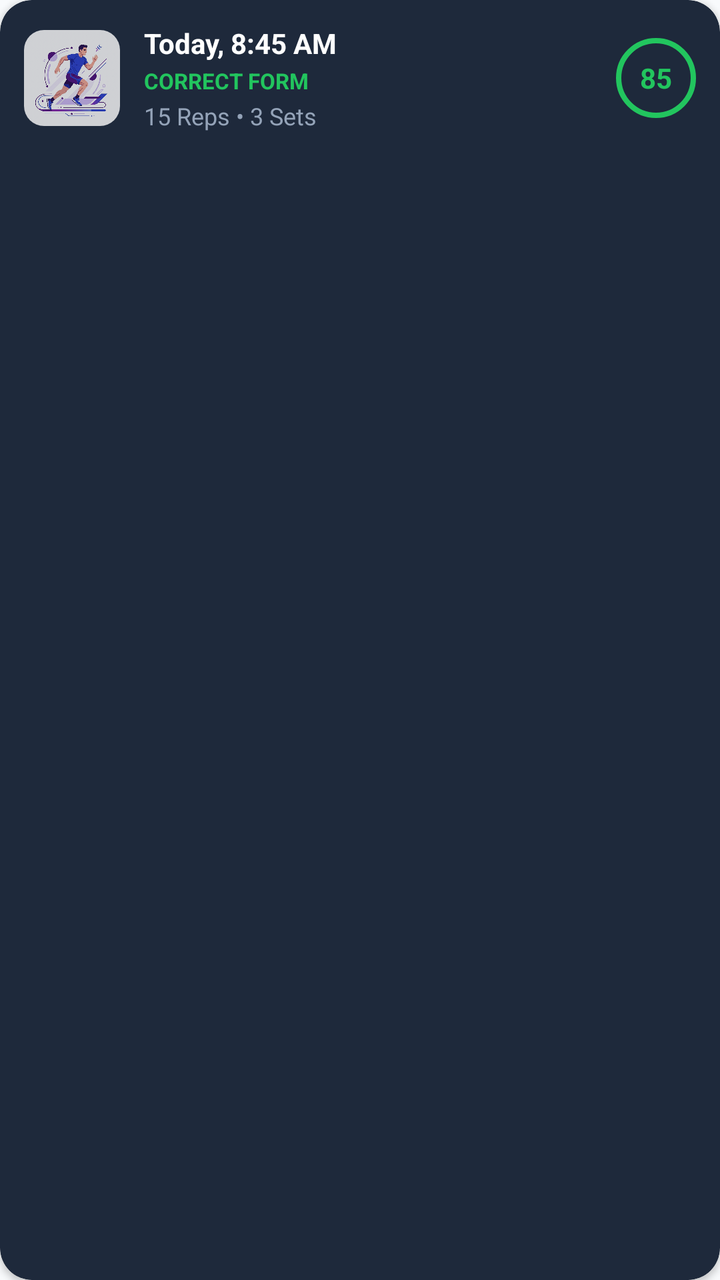
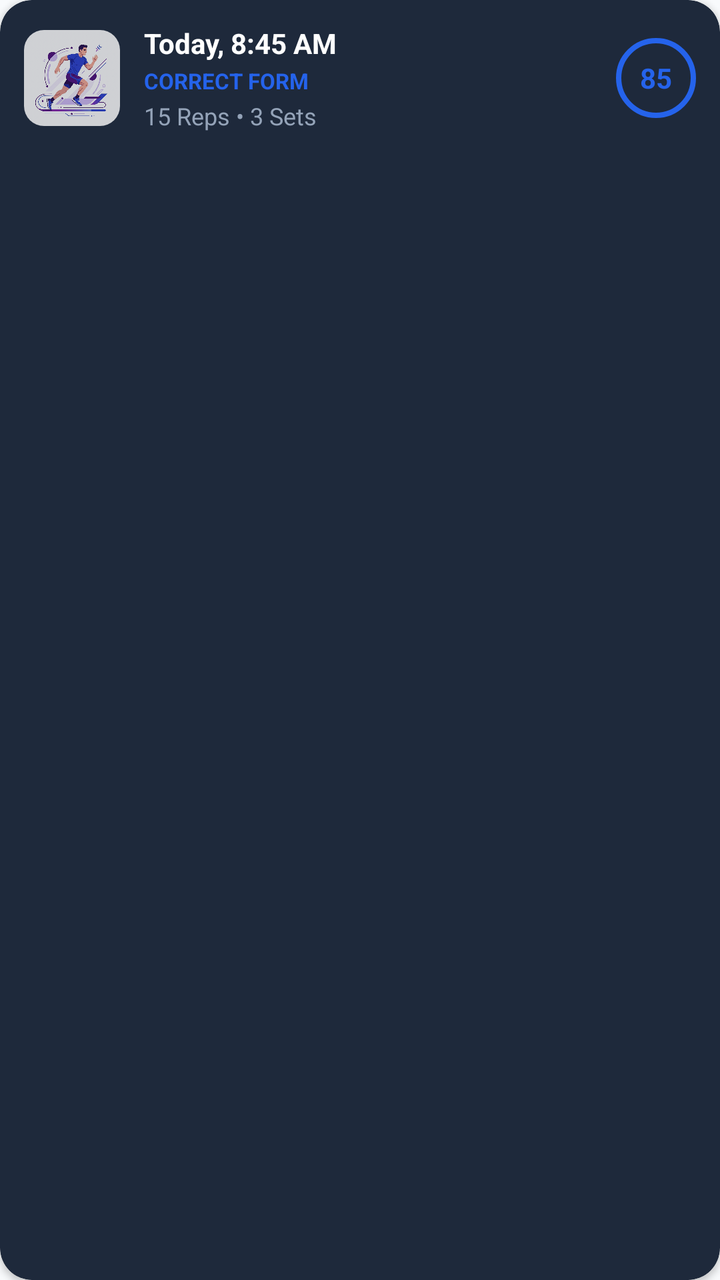

An Android layout rendered at two revisions. The XML below is the earlier revision; the diff shows what the commit changed to produce the second picture.
<!-- AndroidManifest.xml: application theme Theme.FitnessApp -->
<!-- res/layout/item_squat_history_row.xml -->
<?xml version="1.0" encoding="utf-8"?>
<androidx.cardview.widget.CardView xmlns:android="http://schemas.android.com/apk/res/android"
    xmlns:app="http://schemas.android.com/apk/res-auto"
    android:layout_width="match_parent"
    android:layout_height="wrap_content"
    android:layout_marginVertical="6dp"
    app:cardCornerRadius="16dp"
    app:cardBackgroundColor="#1E293B"
    app:cardElevation="2dp">

    <LinearLayout
        android:layout_width="match_parent"
        android:layout_height="wrap_content"
        android:orientation="horizontal"
        android:padding="12dp"
        android:gravity="center_vertical">

        
        <androidx.cardview.widget.CardView
            android:layout_width="48dp"
            android:layout_height="48dp"
            app:cardCornerRadius="10dp"
            app:cardBackgroundColor="#0F172A"
            app:cardElevation="0dp">
            
            <ImageView
                android:layout_width="match_parent"
                android:layout_height="match_parent"
                android:src="@drawable/onboarding_2"
                android:scaleType="centerCrop"
                android:alpha="0.8" />
        </androidx.cardview.widget.CardView>

        
        <LinearLayout
            android:layout_width="0dp"
            android:layout_height="wrap_content"
            android:layout_weight="1"
            android:orientation="vertical"
            android:layout_marginStart="12dp">

            <TextView
                android:id="@+id/tvHistoryDate"
                android:layout_width="wrap_content"
                android:layout_height="wrap_content"
                android:text="Today, 8:45 AM"
                android:textColor="#FFFFFF"
                android:textSize="14sp"
                android:textStyle="bold" />

            <TextView
                android:id="@+id/tvHistoryStatus"
                android:layout_width="wrap_content"
                android:layout_height="wrap_content"
                android:text="CORRECT FORM"
                android:textColor="#22C55E"
                android:textSize="11sp"
                android:textStyle="bold"
                android:layout_marginTop="2dp" />

            <TextView
                android:id="@+id/tvHistorySummary"
                android:layout_width="wrap_content"
                android:layout_height="wrap_content"
                android:text="15 Reps • 3 Sets"
                android:textColor="#94A3B8"
                android:textSize="12sp"
                android:layout_marginTop="2dp" />
        </LinearLayout>

        
        <FrameLayout
            android:id="@+id/flScoreIndicator"
            android:layout_width="40dp"
            android:layout_height="40dp"
            android:layout_marginStart="8dp"
            android:background="@drawable/bg_ring_green">

            <TextView
                android:id="@+id/tvHistoryScore"
                android:layout_width="match_parent"
                android:layout_height="match_parent"
                android:gravity="center"
                android:text="85"
                android:textColor="#22C55E"
                android:textSize="14sp"
                android:textStyle="bold" />
        </FrameLayout>
    </LinearLayout>
</androidx.cardview.widget.CardView>
<!-- resources referenced by this layout -->
<resources>
  <!-- drawable bg_ring_green (drawable) -->
  <?xml version="1.0" encoding="utf-8"?>
  <shape xmlns:android="http://schemas.android.com/apk/res/android"
      android:shape="oval">
      <stroke
          android:width="2.5dp"
          android:color="#22C55E" />
      <solid android:color="@android:color/transparent" />
  </shape>
  <!-- drawable onboarding_2: png bitmap (drawable, 360185 bytes) -->
  <style name="Theme.FitnessApp" parent="Theme.Material3.DayNight.NoActionBar">
          
          <item name="colorPrimary">@color/primary</item>
          <item name="colorPrimaryVariant">@color/primary_variant</item>
          <item name="colorSecondary">@color/secondary</item>
          <item name="android:statusBarColor">?attr/colorSurface</item>
          <item name="android:windowLightStatusBar">true</item>
          <item name="android:windowBackground">@color/background_color</item>
          <item name="colorSurface">@color/white</item>
          <item name="colorOnSurface">@color/black</item>
          <item name="colorOnBackground">@color/black</item>
      </style>
  <color name="primary">#6C63FF</color>
  <color name="primary_variant">#4CC9F0</color>
  <color name="secondary">#3B82F6</color>
  <color name="background_color">#F8FAFC</color>
  <color name="white">#FFFFFF</color>
  <color name="black">#1E293B</color>
</resources>

<!-- the commit's change to res/layout/item_squat_history_row.xml (unified diff, before → after) -->
@@ -53,7 +53,7 @@
                 android:layout_width="wrap_content"
                 android:layout_height="wrap_content"
                 android:text="CORRECT FORM"
-                android:textColor="#22C55E"
+                android:textColor="#2563EB"
                 android:textSize="11sp"
                 android:textStyle="bold"
                 android:layout_marginTop="2dp" />
@@ -82,7 +82,7 @@
                 android:layout_height="match_parent"
                 android:gravity="center"
                 android:text="85"
-                android:textColor="#22C55E"
+                android:textColor="#2563EB"
                 android:textSize="14sp"
                 android:textStyle="bold" />
         </FrameLayout>
<!-- resource entries referenced after the edit -->
@@ -6,7 +6,7 @@
       android:shape="oval">
       <stroke
           android:width="2.5dp"
-          android:color="#22C55E" />
+          android:color="#2563EB" />
       <solid android:color="@android:color/transparent" />
   </shape>
   <!-- drawable onboarding_2: png bitmap (drawable, 360185 bytes) -->
@@ -22,11 +22,11 @@
           <item name="colorOnSurface">@color/black</item>
           <item name="colorOnBackground">@color/black</item>
       </style>
-  <color name="primary">#6C63FF</color>
-  <color name="primary_variant">#4CC9F0</color>
-  <color name="secondary">#3B82F6</color>
+  <color name="primary">#6366F1</color>
+  <color name="primary_variant">#4F46E5</color>
+  <color name="secondary">#38BDF8</color>
   <color name="background_color">#F8FAFC</color>
   <color name="white">#FFFFFF</color>
-  <color name="black">#1E293B</color>
+  <color name="black">#0F172A</color>
 </resources>
 
